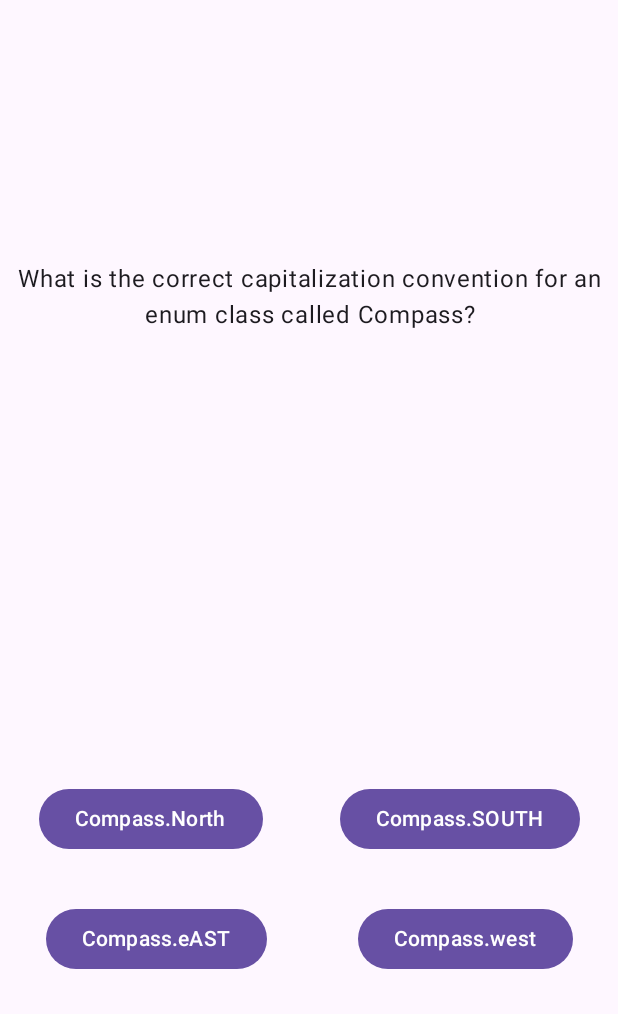
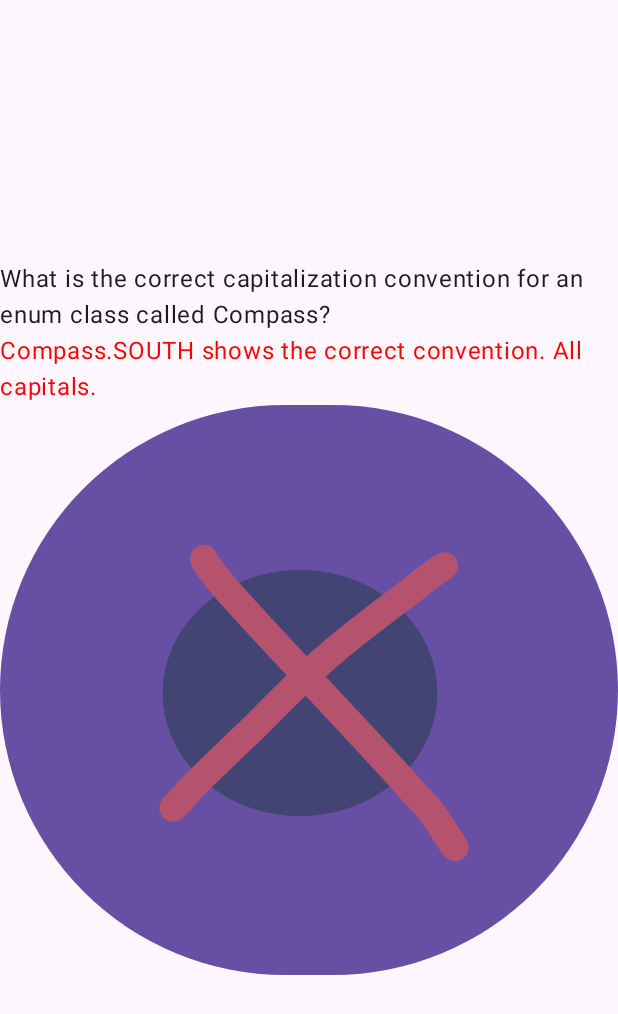
Before and after one commit to MegaBreadbox/Kotlin_Quiz, an Android app built with Jetpack Compose: the screen it shows after launch (MainActivity), after a tap on "Compass.North", on a phone screen of 412 x 824 dp. Shown: the top 1014 px of the screen. Run offline under Robolectric (Android 15) with nearby library versions, the phone set to English and light mode, and no system bars.

Commit message:
Fixed it

```diff
--- a/app/src/main/java/com/example/questionquiz/MainActivity.kt
+++ b/app/src/main/java/com/example/questionquiz/MainActivity.kt
@@ -24,6 +24,7 @@ import androidx.compose.ui.Modifier
 import androidx.compose.ui.tooling.preview.Preview
 import com.example.questionquiz.ui.theme.QuestionQuizTheme
 import androidx.compose.runtime.getValue
+import androidx.compose.runtime.saveable.rememberSaveable
 import androidx.compose.runtime.setValue
 import androidx.compose.ui.graphics.Color
 import androidx.compose.ui.res.painterResource
@@ -60,7 +61,7 @@ class MainActivity : ComponentActivity() {
 @Composable
 fun QuizLayout(modifier: Modifier = Modifier) {
     var currentState by remember { mutableStateOf(1) }
-    var userCorrect by remember{ mutableStateOf(false) }
+    var userCorrect by rememberSaveable{ mutableStateOf(false) }
     val q1Array = arrayOf(stringResource(R.string.compass_north), stringResource(R.string.compass_south), stringResource(R.string.compass_west), stringResource(R.string.compass_east))
     q1Array.shuffle()
     val q1 = Questions(stringResource(R.string.question_one), stringResource(R.string.compass_south), stringResource(R.string.question_one_explanation))
@@ -90,18 +91,17 @@ fun Question(
     wrongAnswer: () -> Unit,
     modifier: Modifier = Modifier
 ){
-    println(questionAnswer)
-    fun buttonLogic(answer: String){
-        if(questionAnswer == answer) {
-            println("My treasure!")
-            rightAnswer
-            println("My treasure!")
-            incrementState
-            println("My treasure!")
+    var userInput by remember{ mutableStateOf("") }
+
+    fun buttonLogic(){
+        println(userInput)
+        if(questionAnswer == userInput) {
+            incrementState()
+            rightAnswer()
         }
         else{
-            wrongAnswer
-            incrementState
+            incrementState()
+            wrongAnswer()
         }
     }
     if(questionArray.size > 2){
@@ -124,14 +124,15 @@ fun Question(
                     .fillMaxWidth()
                     .padding(bottom = 32.dp)
             ) {
-                Button(onClick = { buttonLogic(questionArray[0]) }) {
+                Button(onClick = { userInput = questionArray[0]; buttonLogic() }) {
 
                     Text(
                         text = questionArray[0],
+                        //maybe an if statement that compares text to a function above.
                         modifier = modifier
                     )
                 }
-                Button(onClick = { buttonLogic(questionArray[1]) }) {
+                Button(onClick =  { userInput = questionArray[1]; buttonLogic() } ) {
                     Text(
                         text = questionArray[1]
                     )
@@ -142,12 +143,12 @@ fun Question(
                 modifier = modifier
                     .fillMaxWidth()
             ) {
-                Button(onClick = { buttonLogic(questionArray[2]) }) {
+                Button(onClick = { userInput = questionArray[2]; buttonLogic() }) {
                     Text(
                         text = questionArray[2]
                     )
                 }
-                Button(onClick = { buttonLogic(questionArray[3]) }) {
+                Button(onClick =  { userInput = questionArray[3]; buttonLogic() }) {
                     Text(
                         text = questionArray[3]
                     )
@@ -175,14 +176,14 @@ fun Question(
                     .fillMaxWidth()
                     .padding(bottom = 32.dp)
             ) {
-                Button(onClick = { buttonLogic(questionArray[0]) }) {
+                Button(onClick = { userInput = questionArray[0]; buttonLogic() }) {
 
                     Text(
                         text = questionArray[0],
                         modifier = modifier
                     )
                 }
-                Button(onClick = { buttonLogic(questionArray[1]) }) {
+                Button(onClick = { userInput = questionArray[1]; buttonLogic() }) {
                     Text(
                         text = questionArray[1]
                     )
@@ -217,7 +218,7 @@ fun Answer(
                 text = questionAnswer,
                 color = Color.Green
             )
-            Button(onClick = {incrementState}) {
+            Button(onClick = incrementState) {
                 Image(
                     painter = painterResource(R.drawable.nice_work),
                     contentDescription = stringResource(R.string.answer_is_correct)
@@ -230,7 +231,7 @@ fun Answer(
                 text = questionAnswer,
                 color = Color.Red
             )
-            Button(onClick = {incrementState}) {
+            Button(onClick = incrementState) {
                 Image(
                     painter = painterResource(R.drawable.not_nice_work),
                     contentDescription = stringResource(R.string.answer_is_not_correct)
```
